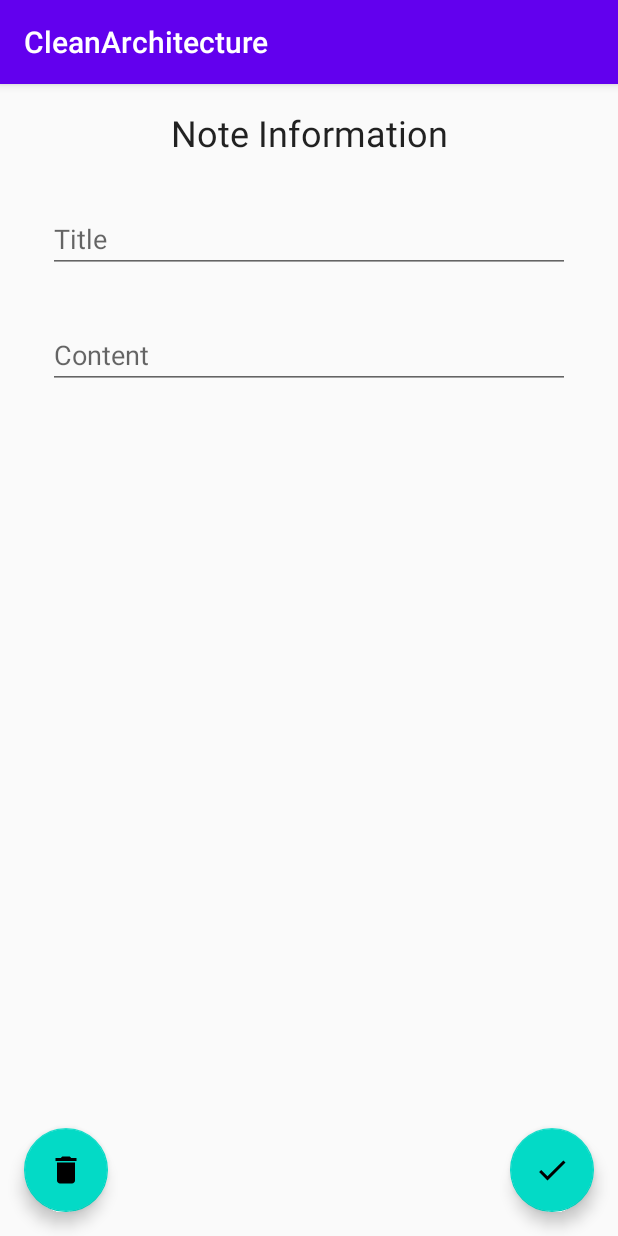
After one commit to JKKhanpara/CleanArchitecture, an Android app: the NoteDetailFragment screen opened through its navigation route, on a phone screen of 412 x 824 dp. The commit adds this screen. Run offline under Robolectric (Android 15) with nearby library versions, the phone set to English and light mode, and no system bars.

Commit message:
Implement Navigation

```diff
--- a/app/build.gradle
+++ b/app/build.gradle
@@ -55,6 +55,9 @@ dependencies {
 
     // room database
     implementation "androidx.room:room-runtime:$room_version"
+    implementation 'androidx.legacy:legacy-support-v4:1.0.0'
+    implementation 'androidx.lifecycle:lifecycle-extensions:2.2.0'
+    implementation 'androidx.lifecycle:lifecycle-viewmodel-ktx:2.2.0'
     kapt "androidx.room:room-compiler:$room_version"
     implementation "androidx.room:room-ktx:$room_version"
 
--- /dev/null
+++ b/app/src/main/java/com/jenish/cleanarchitecture/presentation/NoteDetailFragment.kt
@@ -0,0 +1,44 @@
+package com.jenish.cleanarchitecture.presentation
+
+import android.os.Bundle
+import android.view.LayoutInflater
+import android.view.View
+import android.view.ViewGroup
+import androidx.fragment.app.Fragment
+import androidx.fragment.app.viewModels
+import androidx.navigation.Navigation
+import com.jenish.cleanarchitecture.R
+import kotlinx.android.synthetic.main.note_detail_fragment.*
+
+class NoteDetailFragment : Fragment() {
+
+    private val viewModel by viewModels<NoteListViewModel>()
+
+    override fun onCreateView(
+        inflater: LayoutInflater, container: ViewGroup?,
+        savedInstanceState: Bundle?
+    ): View? {
+        return inflater.inflate(R.layout.note_detail_fragment, container, false)
+    }
+
+    override fun onViewCreated(view: View, savedInstanceState: Bundle?) {
+        super.onViewCreated(view, savedInstanceState)
+
+        fabNoteSave.apply {
+            setOnClickListener {
+                goToBackScreen()
+            }
+        }
+
+        fabNoteDelete.apply {
+            setOnClickListener {
+                goToBackScreen()
+            }
+        }
+
+    }
+
+    private fun goToBackScreen() {
+        Navigation.findNavController(main_detail_container).popBackStack()
+    }
+}
--- /dev/null
+++ b/app/src/main/java/com/jenish/cleanarchitecture/presentation/NoteListFragment.kt
@@ -0,0 +1,41 @@
+package com.jenish.cleanarchitecture.presentation
+
+import android.os.Bundle
+import android.view.LayoutInflater
+import android.view.View
+import android.view.ViewGroup
+import androidx.fragment.app.Fragment
+import androidx.fragment.app.viewModels
+import androidx.navigation.Navigation
+import com.jenish.cleanarchitecture.R
+import kotlinx.android.synthetic.main.note_list_fragment.*
+
+class NoteListFragment : Fragment() {
+
+    private val viewModel by viewModels<NoteListViewModel>()
+
+    override fun onCreateView(
+        inflater: LayoutInflater, container: ViewGroup?,
+        savedInstanceState: Bundle?
+    ): View? {
+        return inflater.inflate(R.layout.note_list_fragment, container, false)
+    }
+
+
+    override fun onViewCreated(view: View, savedInstanceState: Bundle?) {
+        super.onViewCreated(view, savedInstanceState)
+
+        fabCreate.apply {
+            setOnClickListener {
+                goToDetailNote()
+            }
+        }
+
+    }
+
+    private fun goToDetailNote(id: Long = 0L) {
+        val action = NoteListFragmentDirections.actionNoteListFragmentToNoteDetailFragment(id)
+        Navigation.findNavController(main_list_container).navigate(action)
+    }
+
+}
--- /dev/null
+++ b/app/src/main/res/drawable/ic_add_white_24dp.xml
@@ -0,0 +1,5 @@
+<vector android:height="24dp" android:tint="#FFFFFF"
+    android:viewportHeight="24.0" android:viewportWidth="24.0"
+    android:width="24dp" xmlns:android="http://schemas.android.com/apk/res/android">
+    <path android:fillColor="#FF000000" android:pathData="M19,13h-6v6h-2v-6H5v-2h6V5h2v6h6v2z"/>
+</vector>
--- /dev/null
+++ b/app/src/main/res/drawable/ic_check_white_24dp.xml
@@ -0,0 +1,5 @@
+<vector android:height="24dp" android:tint="#FFFFFF"
+    android:viewportHeight="24.0" android:viewportWidth="24.0"
+    android:width="24dp" xmlns:android="http://schemas.android.com/apk/res/android">
+    <path android:fillColor="#FF000000" android:pathData="M9,16.17L4.83,12l-1.42,1.41L9,19 21,7l-1.41,-1.41z"/>
+</vector>
--- /dev/null
+++ b/app/src/main/res/drawable/ic_delete_white_24dp.xml
@@ -0,0 +1,5 @@
+<vector android:height="24dp" android:tint="#FFFFFF"
+    android:viewportHeight="24.0" android:viewportWidth="24.0"
+    android:width="24dp" xmlns:android="http://schemas.android.com/apk/res/android">
+    <path android:fillColor="#FF000000" android:pathData="M6,19c0,1.1 0.9,2 2,2h8c1.1,0 2,-0.9 2,-2V7H6v12zM19,4h-3.5l-1,-1h-5l-1,1H5v2h14V4z"/>
+</vector>
--- a/app/src/main/res/layout/activity_main.xml
+++ b/app/src/main/res/layout/activity_main.xml
@@ -6,13 +6,15 @@
     android:layout_height="match_parent"
     tools:context=".presentation.MainActivity">
 
-    <TextView
-        android:layout_width="wrap_content"
-        android:layout_height="wrap_content"
-        android:text="Hello World!"
+    <fragment
+        android:id="@+id/fragment"
+        android:name="androidx.navigation.fragment.NavHostFragment"
+        android:layout_width="0dp"
+        android:layout_height="0dp"
+        app:defaultNavHost="true"
         app:layout_constraintBottom_toBottomOf="parent"
-        app:layout_constraintLeft_toLeftOf="parent"
-        app:layout_constraintRight_toRightOf="parent"
-        app:layout_constraintTop_toTopOf="parent" />
-
+        app:layout_constraintEnd_toEndOf="parent"
+        app:layout_constraintStart_toStartOf="parent"
+        app:layout_constraintTop_toTopOf="parent"
+        app:navGraph="@navigation/navigation" />
 </androidx.constraintlayout.widget.ConstraintLayout>
--- /dev/null
+++ b/app/src/main/res/layout/note_detail_fragment.xml
@@ -0,0 +1,87 @@
+<?xml version="1.0" encoding="utf-8"?>
+<androidx.coordinatorlayout.widget.CoordinatorLayout xmlns:android="http://schemas.android.com/apk/res/android"
+    xmlns:app="http://schemas.android.com/apk/res-auto"
+    xmlns:tools="http://schemas.android.com/tools"
+    android:layout_width="match_parent"
+    android:layout_height="match_parent">
+
+    <androidx.constraintlayout.widget.ConstraintLayout
+        android:id="@+id/main_detail_container"
+        android:layout_width="match_parent"
+        android:layout_height="match_parent"
+        tools:context=".presentation.NoteListFragment">
+
+
+        <TextView
+            android:id="@+id/textViewHeader"
+            style="@style/TextAppearance.AppCompat.Headline"
+            android:layout_width="wrap_content"
+            android:layout_height="wrap_content"
+            android:layout_marginTop="16dp"
+            android:text="Note Information"
+            app:layout_constraintEnd_toEndOf="parent"
+            app:layout_constraintStart_toStartOf="parent"
+            app:layout_constraintTop_toTopOf="parent" />
+
+        <EditText
+            android:id="@+id/editTextTitle"
+            android:layout_width="0dp"
+            android:layout_height="wrap_content"
+            android:layout_marginStart="32dp"
+            android:layout_marginTop="32dp"
+            android:layout_marginEnd="32dp"
+            android:ems="10"
+            android:hint="Title"
+            android:inputType="textPersonName"
+            app:layout_constraintEnd_toEndOf="parent"
+            app:layout_constraintStart_toStartOf="parent"
+            app:layout_constraintTop_toBottomOf="@+id/textViewHeader" />
+
+        <EditText
+            android:id="@+id/editText2"
+            android:layout_width="0dp"
+            android:layout_height="wrap_content"
+            android:layout_marginStart="32dp"
+            android:layout_marginTop="32dp"
+            android:layout_marginEnd="32dp"
+            android:ems="10"
+            android:gravity="start|top"
+            android:hint="Content"
+            android:inputType="textMultiLine"
+            app:layout_constraintEnd_toEndOf="parent"
+            app:layout_constraintStart_toStartOf="parent"
+            app:layout_constraintTop_toBottomOf="@+id/editTextTitle" />
+
+    </androidx.constraintlayout.widget.ConstraintLayout>
+
+
+    <com.google.android.material.floatingactionbutton.FloatingActionButton
+        android:id="@+id/fabNoteSave"
+        style="@style/Widget.MaterialComponents.FloatingActionButton"
+        android:layout_width="wrap_content"
+        android:layout_height="wrap_content"
+        android:layout_gravity="bottom|end"
+        android:layout_margin="16dp"
+        android:src="@drawable/ic_check_white_24dp"
+        android:tint="@android:color/white"
+        app:fabSize="normal"
+        app:layout_anchor="@id/main_detail_container"
+        app:layout_anchorGravity="bottom|end"
+        app:layout_constraintBottom_toBottomOf="parent"
+        app:layout_constraintRight_toRightOf="parent" />
+
+    <com.google.android.material.floatingactionbutton.FloatingActionButton
+        android:id="@+id/fabNoteDelete"
+        style="@style/Widget.MaterialComponents.FloatingActionButton"
+        android:layout_width="wrap_content"
+        android:layout_height="wrap_content"
+        android:layout_margin="16dp"
+        android:src="@drawable/ic_delete_white_24dp"
+        android:tint="@android:color/white"
+        app:fabSize="normal"
+        app:layout_anchor="@id/main_detail_container"
+        app:layout_anchorGravity="bottom|start"
+        app:layout_constraintBottom_toBottomOf="parent"
+        app:layout_constraintRight_toRightOf="parent" />
+
+</androidx.coordinatorlayout.widget.CoordinatorLayout>
--- /dev/null
+++ b/app/src/main/res/navigation/navigation.xml
@@ -0,0 +1,27 @@
+<?xml version="1.0" encoding="utf-8"?>
+<navigation xmlns:android="http://schemas.android.com/apk/res/android"
+    xmlns:app="http://schemas.android.com/apk/res-auto"
+    xmlns:tools="http://schemas.android.com/tools"
+    android:id="@+id/navigation"
+    app:startDestination="@id/noteListFragment">
+
+    <fragment
+        android:id="@+id/noteListFragment"
+        android:name="com.jenish.cleanarchitecture.presentation.NoteListFragment"
+        android:label="NoteListFragment"
+        tools:layout="@layout/note_list_fragment">
+        <action
+            android:id="@+id/action_noteListFragment_to_noteDetailFragment"
+            app:destination="@id/noteDetailFragment" />
+    </fragment>
+    <fragment
+        android:id="@+id/noteDetailFragment"
+        android:name="com.jenish.cleanarchitecture.presentation.NoteDetailFragment"
+        android:label="NoteDetailFragment"
+        tools:layout="@layout/note_detail_fragment">
+        <argument
+            android:name="noteId"
+            android:defaultValue="0L"
+            app:argType="long" />
+    </fragment>
+</navigation>
```
Also changed, not shown: app/src/main/java/com/jenish/cleanarchitecture/presentation/NoteListViewModel.kt (added, +7 -0 lines), app/src/main/res/layout/note_list_fragment.xml (added, +52 -0 lines), 1 other file.
